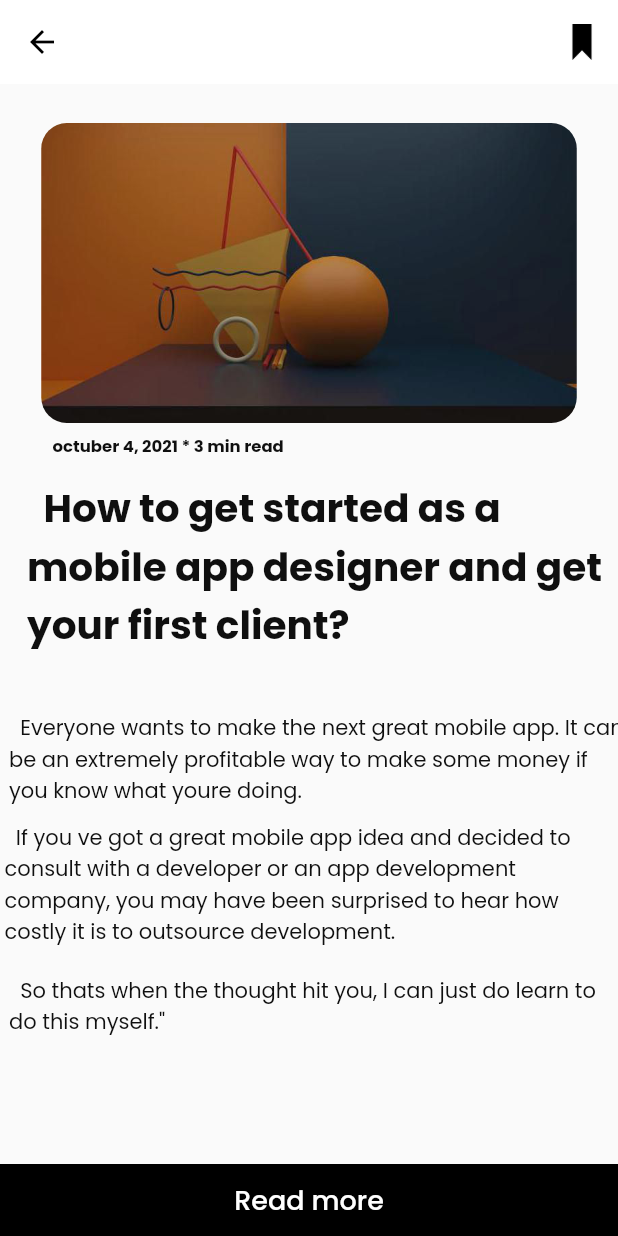
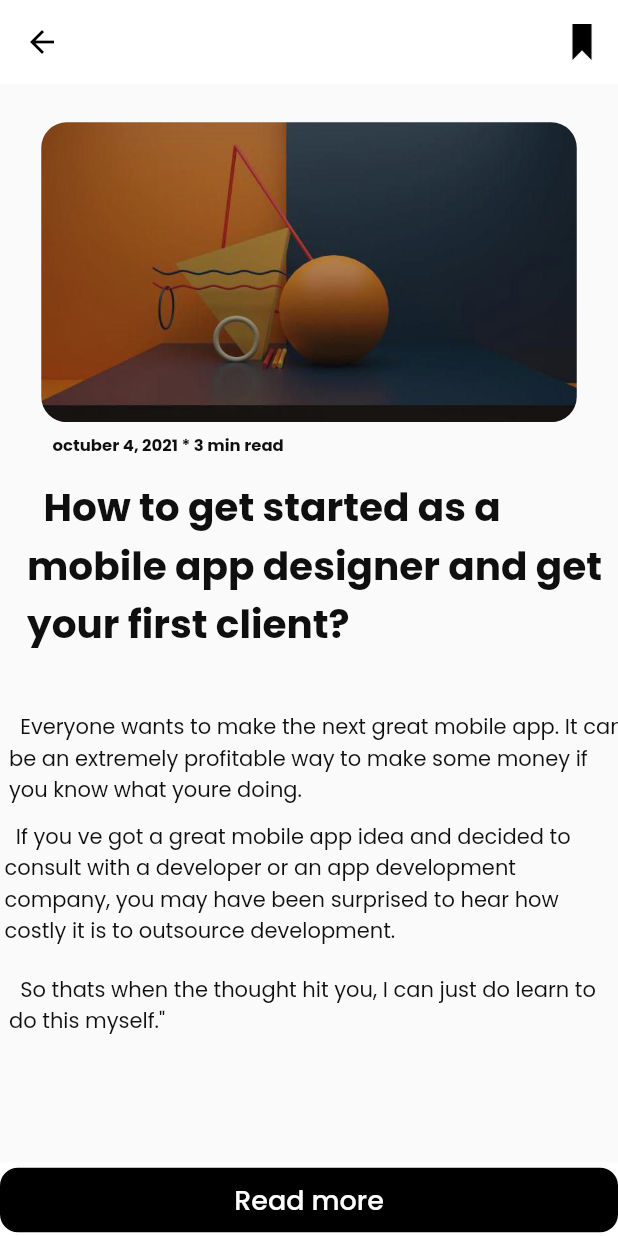
Before and after one commit to Blackburn060/Construcao-de-Interface-Flutter, a Flutter app: the PaginaSecundaria screen opened directly, on a phone screen of 412 x 824 dp. Run offline on Flutter 3.47's test engine with Material 2 defaults, Android fonts, the phone set to English and light mode, and no system bars; our stand-ins replace google_fonts.

Commit message:
implementacoes na 2* tela

```diff
--- a/projeto_tela_flutter/lib/paginaSecundaria.dart
+++ b/projeto_tela_flutter/lib/paginaSecundaria.dart
@@ -124,17 +124,36 @@ class PaginaSecundaria extends StatelessWidget {
         ),
       ),
       bottomNavigationBar: Container(
-        color: Colors.black,
+        color: Color.fromARGB(255, 255, 255, 255),
+        child: ConstrainedBox(
+          constraints: const BoxConstraints(minWidth: 8),
+          child: Container(
+            margin: const EdgeInsets.only(
+                top: 1), // Ajuste o valor superior desejado
             child: TextButton(
               onPressed: () {
                 // Ação a ser executada quando o botão "Read more" for clicado
               },
+              style: ButtonStyle(
+                minimumSize: MaterialStateProperty.all(
+                    const Size(100, 0)), // Ajuste o tamanho desejado
+                shape: MaterialStateProperty.all<RoundedRectangleBorder>(
+                  RoundedRectangleBorder(
+                    borderRadius: BorderRadius.circular(
+                        12.0), // Ajuste o valor de acordo com seu desejo
+                  ),
+                ),
+                backgroundColor:
+                    MaterialStateProperty.all(Color.fromARGB(255, 0, 0, 0)),
+                foregroundColor: MaterialStateProperty.all(Colors.white),
+              ),
               child: Text(
                 'Read more',
                 style: GoogleFonts.poppins(
                   textStyle: const TextStyle(
                     fontSize: 18.0,
-                color: Colors.white,
+                  ),
+                ),
               ),
             ),
           ),
```
Lines whose indentation alone changed are shown as unchanged.
